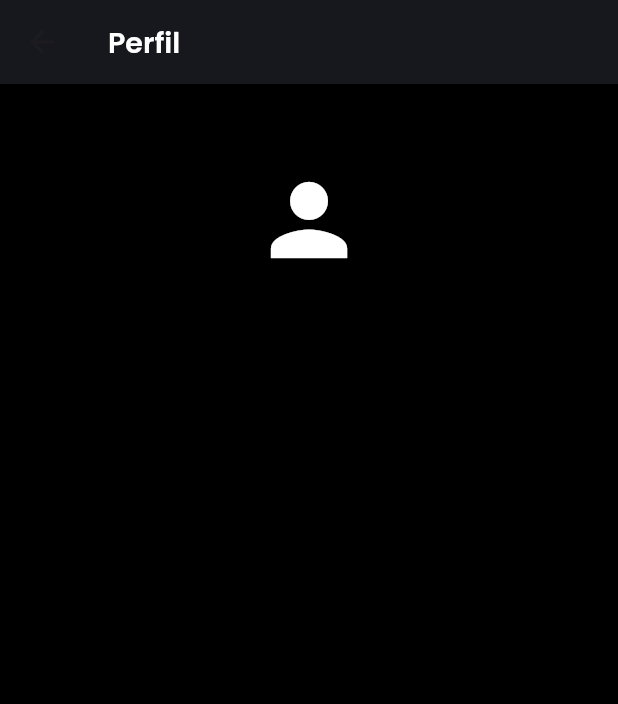
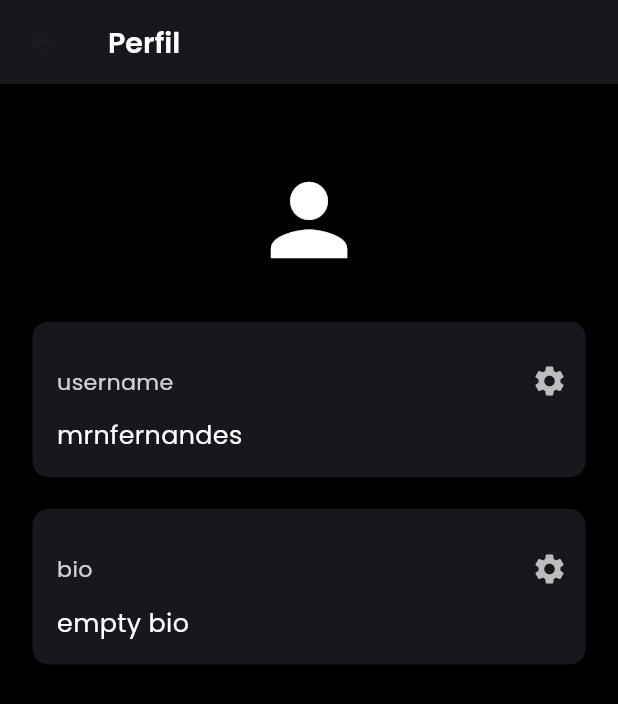
Before and after one commit to marianaoliveira1/SocialMidia, a Flutter app: the ProfilePage screen opened by its route, on a phone screen of 412 x 824 dp. Shown: the top 704 px of the screen. Run offline on Flutter 3.47's test engine with Material 3 defaults, Android fonts, the phone set to English and light mode, and no system bars; our stand-ins replace cloud_firestore, firebase_auth, firebase_core, flutter_screenutil, get, google_fonts; accounts and stored records are empty.

Commit message:
um moi de cou=isas

```diff
--- a/lib/pages/profile/profile_page.dart
+++ b/lib/pages/profile/profile_page.dart
@@ -3,6 +3,7 @@ import 'package:flutter/material.dart';
 import 'package:flutter_screenutil/flutter_screenutil.dart';
 import 'package:google_fonts/google_fonts.dart';
 import 'package:socialmidia/utils/colors.dart';
+import 'package:socialmidia/widget/default_text_box.dart';
 import 'package:socialmidia/widget/default_user_email.dart';
 
 class ProfilePage extends StatelessWidget {
@@ -11,6 +12,42 @@ class ProfilePage extends StatelessWidget {
   @override
   Widget build(BuildContext context) {
     final currentUser = FirebaseAuth.instance.currentUser;
+
+    Future<void> editField(String field) async {
+      return showDialog(
+        context: context,
+        builder: (context) {
+          return AlertDialog(
+            title: Text('Editar $field'),
+            content: TextField(
+              decoration: InputDecoration(
+                hintText: 'Digite o novo $field',
+              ),
+            ),
+            actions: [
+              TextButton(
+                onPressed: () {
+                  Navigator.pop(context);
+                },
+                child: Text(
+                  'Cancelar',
+                  style: GoogleFonts.poppins(),
+                ),
+              ),
+              TextButton(
+                onPressed: () {
+                  Navigator.pop(context);
+                },
+                child: Text(
+                  'Salvar',
+                  style: GoogleFonts.poppins(),
+                ),
+              ),
+            ],
+          );
+        },
+      );
+    }
 
     return Scaffold(
       backgroundColor: DefaultColors.preto,
@@ -35,7 +72,19 @@ class ProfilePage extends StatelessWidget {
             size: 72.h,
             color: DefaultColors.branco,
           ),
-          DefaultUserEmail(currentUser: currentUser),
+          DefaultUserEmail(
+            currentUser: currentUser,
+          ),
+          DefaultTextBox(
+            sectionName: 'username',
+            text: 'mrnfernandes',
+            onPressed: () => editField('username'),
+          ),
+          DefaultTextBox(
+            sectionName: 'bio',
+            text: 'empty bio',
+            onPressed: () => editField('bio'),
+          ),
         ],
       ),
     );
--- /dev/null
+++ b/lib/widget/default_text_box.dart
@@ -0,0 +1,70 @@
+// ignore_for_file: public_member_api_docs, sort_constructors_first, must_be_immutable
+import 'package:flutter/material.dart';
+import 'package:flutter_screenutil/flutter_screenutil.dart';
+import 'package:google_fonts/google_fonts.dart';
+
+import 'package:socialmidia/utils/colors.dart';
+
+class DefaultTextBox extends StatelessWidget {
+  final String text;
+  final String sectionName;
+  void Function()? onPressed;
+  DefaultTextBox({
+    Key? key,
+    required this.text,
+    required this.sectionName,
+    required this.onPressed,
+  }) : super(key: key);
+
+  @override
+  Widget build(BuildContext context) {
+    return Container(
+      decoration: BoxDecoration(
+        borderRadius: BorderRadius.circular(
+          10.r,
+        ),
+        color: DefaultColors.background,
+      ),
+      margin: EdgeInsets.symmetric(
+        vertical: 10.h,
+        horizontal: 20.w,
+      ),
+      padding: EdgeInsets.only(
+        left: 15.w,
+        bottom: 15.h,
+        top: 15.h,
+      ),
+      child: Column(
+        crossAxisAlignment: CrossAxisAlignment.start,
+        children: [
+          Row(
+            mainAxisAlignment: MainAxisAlignment.spaceBetween,
+            children: [
+              Text(
+                sectionName,
+                style: GoogleFonts.poppins(
+                  fontSize: 14.sp,
+                  color: DefaultColors.branco.withOpacity(.8),
+                ),
+              ),
+              IconButton(
+                onPressed: onPressed,
+                icon: Icon(
+                  Icons.settings,
+                  color: Colors.grey[400],
+                ),
+              )
+            ],
+          ),
+          Text(
+            text,
+            style: GoogleFonts.poppins(
+              color: DefaultColors.branco,
+              fontSize: 16.sp,
+            ),
+          ),
+        ],
+      ),
+    );
+  }
+}
```
